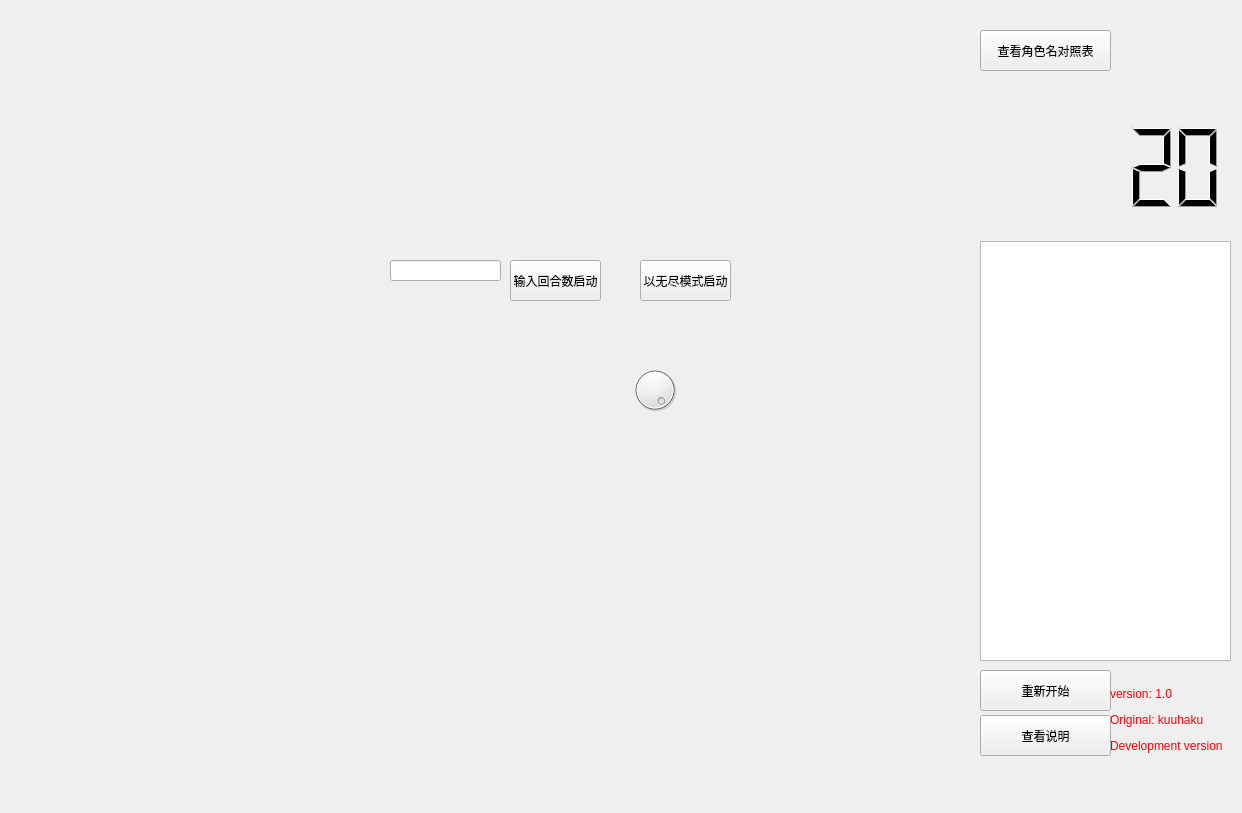
This is MixCardgame/mainwindow.ui in kuuhaku0721/CardGame as Qt 5 draws it before an edit. The edited form follows.
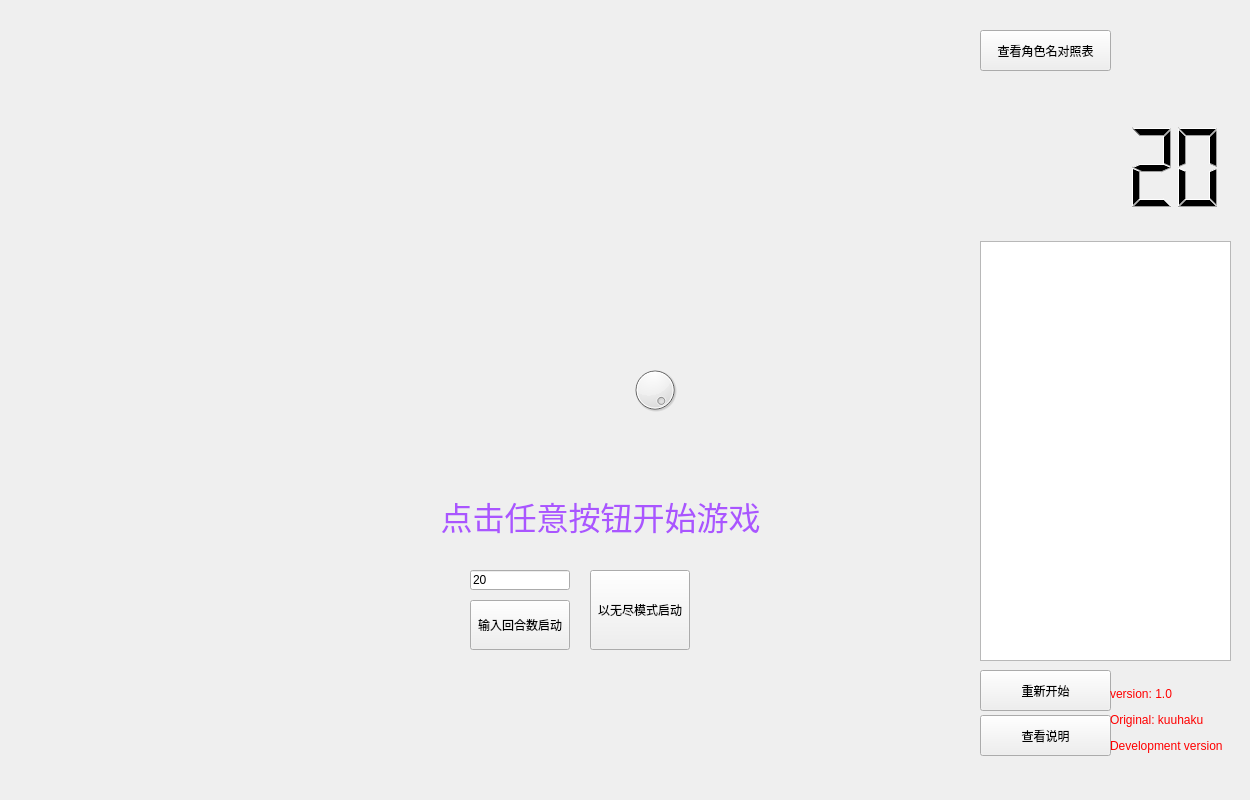
This is the edited form.

Commit message: 稍微改一下启动页面，看起来像那么回事

Patch:
```diff
--- a/MixCardgame/mainwindow.ui
+++ b/MixCardgame/mainwindow.ui
@@ -6,8 +6,8 @@
    <rect>
     <x>0</x>
     <y>0</y>
-    <width>1242</width>
-    <height>813</height>
+    <width>1250</width>
+    <height>800</height>
    </rect>
   </property>
   <property name="windowTitle">
@@ -125,10 +125,10 @@
    <widget class="QPushButton" name="btn_cnt">
     <property name="geometry">
      <rect>
-      <x>510</x>
-      <y>260</y>
-      <width>91</width>
-      <height>41</height>
+      <x>470</x>
+      <y>600</y>
+      <width>100</width>
+      <height>50</height>
      </rect>
     </property>
     <property name="text">
@@ -138,20 +138,23 @@
    <widget class="QLineEdit" name="lineEdit">
     <property name="geometry">
      <rect>
-      <x>390</x>
-      <y>260</y>
-      <width>111</width>
-      <height>21</height>
+      <x>470</x>
+      <y>570</y>
+      <width>100</width>
+      <height>20</height>
      </rect>
     </property>
+    <property name="text">
+     <string>20</string>
+    </property>
    </widget>
    <widget class="QPushButton" name="btn_noend">
     <property name="geometry">
      <rect>
-      <x>640</x>
-      <y>260</y>
-      <width>91</width>
-      <height>41</height>
+      <x>590</x>
+      <y>570</y>
+      <width>100</width>
+      <height>80</height>
      </rect>
     </property>
     <property name="text">
@@ -213,6 +216,35 @@
      <string>查看角色名对照表</string>
     </property>
    </widget>
+   <widget class="QLabel" name="lab_info">
+    <property name="geometry">
+     <rect>
+      <x>330</x>
+      <y>460</y>
+      <width>541</width>
+      <height>111</height>
+     </rect>
+    </property>
+    <property name="font">
+     <font>
+      <family>楷体</family>
+      <pointsize>24</pointsize>
+     </font>
+    </property>
+    <property name="styleSheet">
+     <string notr="true">color: qradialgradient(spread:pad, cx:0.5, cy:0.5, radius:0.5, fx:0.5, fy:0.5, stop:0 rgba(255, 255, 255, 255), stop:0.1 rgba(255, 255, 255, 255), stop:0.2 rgba(255, 176, 176, 167), stop:0.3 rgba(255, 151, 151, 92), stop:0.4 rgba(255, 125, 125, 51), stop:0.5 rgba(255, 76, 76, 205), stop:0.52 rgba(255, 76, 76, 205), stop:0.6 rgba(255, 180, 180, 84), stop:1 rgba(255, 255, 255, 0));
+color: rgb(170, 85, 255);</string>
+    </property>
+    <property name="lineWidth">
+     <number>1</number>
+    </property>
+    <property name="text">
+     <string>点击任意按钮开始游戏</string>
+    </property>
+    <property name="alignment">
+     <set>Qt::AlignCenter</set>
+    </property>
+   </widget>
   </widget>
   <widget class="QMenuBar" name="menubar">
    <property name="geometry">
```
Left out of the diff: 2 changed lines with no effect on the pictures. The commit also changes 1 other file.
